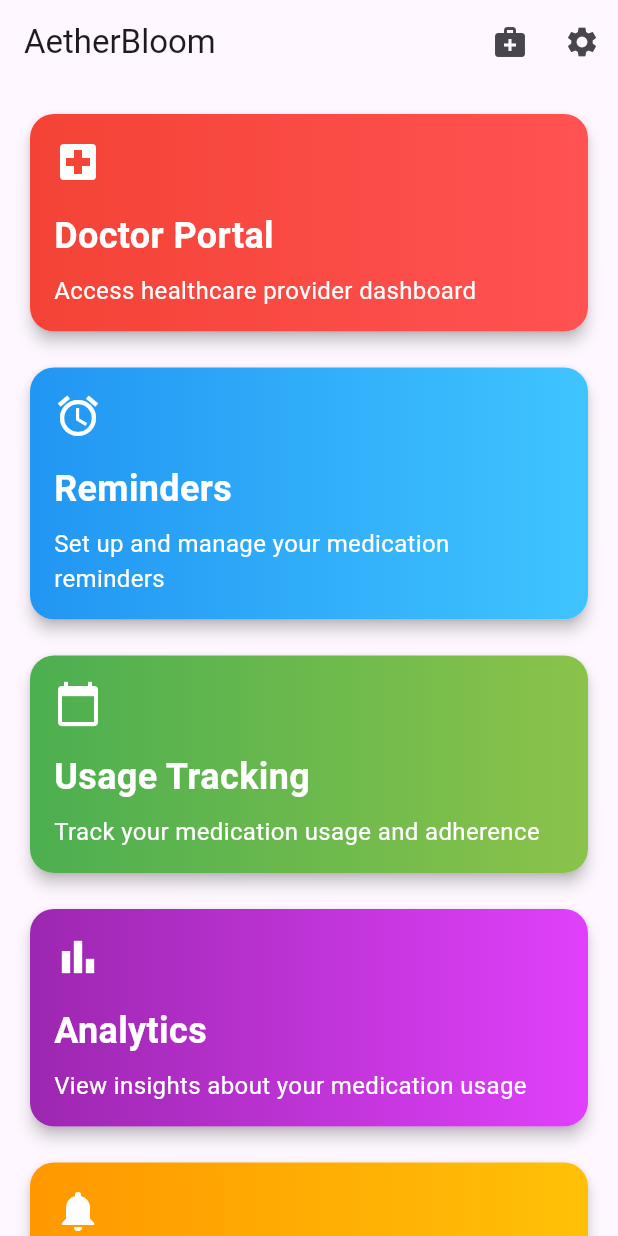
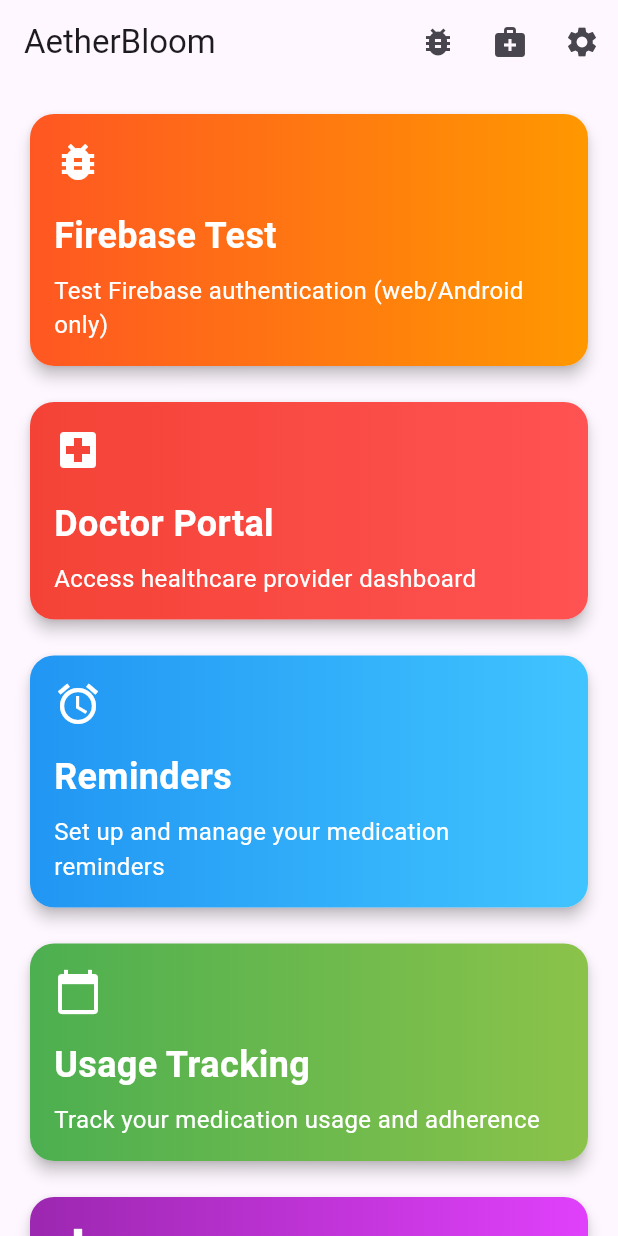
Before and after one commit to FreeBandoLano/Operation-AetherBloom, a Flutter app: the screen it shows after launch, on a phone screen of 412 x 824 dp. Run offline on Flutter 3.47's test engine with Material 3 defaults, Android fonts, the phone set to English and light mode, and no system bars; our stand-ins replace firebase_auth, firebase_core, fl_chart, flutter_blue_plus, shared_preferences; accounts and stored records are empty.

Commit message:
Fix Firebase authentication and web platform support - platform detection fixed, web config added, auth working perfectly

```diff
--- a/lib/main.dart
+++ b/lib/main.dart
@@ -1,6 +1,8 @@
 import 'package:flutter/material.dart';
+import 'package:flutter/foundation.dart'; // Add this for kIsWeb and defaultTargetPlatform
 import 'package:firebase_core/firebase_core.dart';
 import 'firebase_options.dart';
+import 'test_firebase_auth.dart';
 import 'screens/analytics_screen.dart';
 import 'screens/notification_history_screen.dart';
 import 'screens/reminders_screen.dart';
@@ -13,10 +15,27 @@
 void main() async {
   WidgetsFlutterBinding.ensureInitialized();
 
-  // Initialize Firebase
-  await Firebase.initializeApp(
-    options: DefaultFirebaseOptions.currentPlatform,
-  );
+  // Initialize Firebase (web and mobile platforms)
+  if (kIsWeb || defaultTargetPlatform != TargetPlatform.windows) {
+    try {
+      print('🔥 Starting Firebase initialization...');
+      await Firebase.initializeApp(
+        options: DefaultFirebaseOptions.currentPlatform,
+      );
+      print('🔥 Firebase initialized successfully!');
+      print('🔥 Ready to test authentication!');
+      if (kIsWeb) {
+        print('🌐 Running on web - Firebase auth fully supported!');
+      }
+    } catch (e, stackTrace) {
+      print('❌ Firebase initialization failed: $e');
+      print('❌ Stack trace: $stackTrace');
+    }
+  } else {
+    print('⚠️ Firebase skipped on Windows (C++ SDK build issues)');
+    print('🚀 Use: flutter run -d edge (for web testing)');
+    print('🤖 Or: flutter run -d android (for Android testing)');
+  }
 
   // Initialize services (temporarily commented out for Android testing)
   // final medicationService = MedicationService();
@@ -52,6 +71,19 @@
       appBar: AppBar(
         title: const Text('AetherBloom'),
         actions: [
+          // Firebase test (works on web/Android)
+          IconButton(
+            icon: const Icon(Icons.bug_report),
+            onPressed: () {
+              Navigator.push(
+                context,
+                MaterialPageRoute(
+                  builder: (context) => const FirebaseAuthTest(),
+                ),
+              );
+            },
+            tooltip: 'Firebase Test',
+          ),
           IconButton(
             icon: const Icon(Icons.medical_services),
             onPressed: () {
@@ -82,6 +114,24 @@
         child: Column(
           crossAxisAlignment: CrossAxisAlignment.stretch,
           children: [
+            // Firebase test (works on web/Android)
+            _FeatureCard(
+              title: 'Firebase Test',
+              description: 'Test Firebase authentication (web/Android only)',
+              icon: Icons.bug_report,
+              gradient: const LinearGradient(
+                colors: [Colors.deepOrange, Colors.orange],
+              ),
+              onTap: () {
+                Navigator.push(
+                  context,
+                  MaterialPageRoute(
+                    builder: (context) => const FirebaseAuthTest(),
+                  ),
+                );
+              },
+            ),
+            const SizedBox(height: 16.0),
             _FeatureCard(
               title: 'Doctor Portal',
               description: 'Access healthcare provider dashboard',
--- a/lib/screens/analytics_screen.dart
+++ b/lib/screens/analytics_screen.dart
@@ -155,7 +155,7 @@
                                           value: adherenceRate,
                                           backgroundColor: Theme.of(context)
                                               .colorScheme
-                                              .surfaceVariant,
+                                              .surfaceContainerHighest,
                                           valueColor:
                                               AlwaysStoppedAnimation<Color>(
                                             adherenceRate >= 0.8
```
Also changed, not shown: lib/firebase_options.dart.
